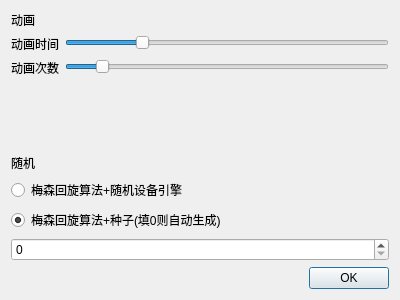
Old version of the form settingmenu.ui in the repository That-is-good/RandomChoiceSample.
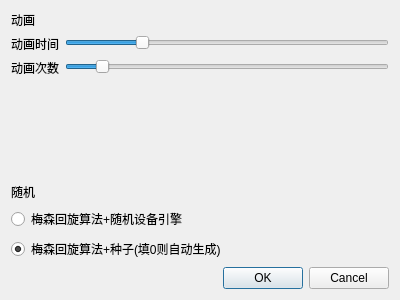
New version of the form. Icons and pictures are not drawn.

```diff
--- a/settingmenu.ui
+++ b/settingmenu.ui
@@ -136,22 +136,6 @@
        </property>
       </widget>
      </item>
-     <item>
-      <widget class="QSpinBox" name="EnterSeed">
-       <property name="minimum">
-        <number>0</number>
-       </property>
-       <property name="maximum">
-        <number>2148174</number>
-       </property>
-       <property name="singleStep">
-        <number>2</number>
-       </property>
-       <property name="value">
-        <number>0</number>
-       </property>
-      </widget>
-     </item>
     </layout>
    </item>
    <item>
@@ -160,7 +144,7 @@
       <enum>Qt::Horizontal</enum>
      </property>
      <property name="standardButtons">
-      <set>QDialogButtonBox::Ok</set>
+      <set>QDialogButtonBox::Cancel|QDialogButtonBox::Ok</set>
      </property>
     </widget>
    </item>
```
